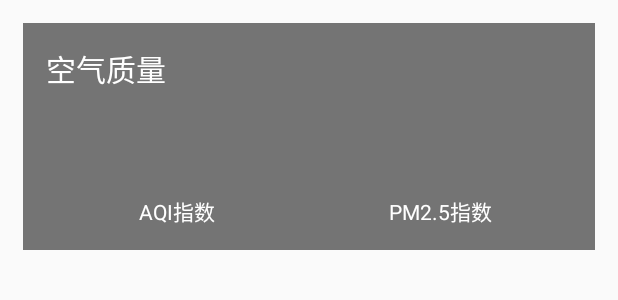
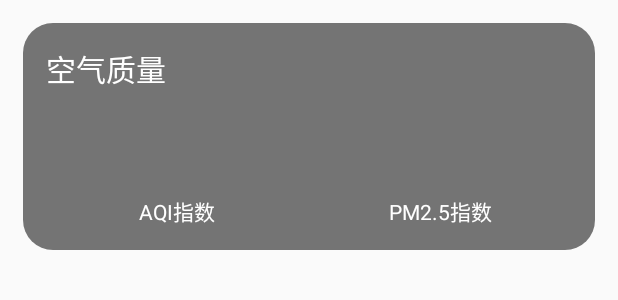
Before and after one commit to Han-qz/HanWeather, an Android app: the layout aqi.xml on its own in the app's theme, with its tools: preview values and no code run, on a phone screen of 412 x 824 dp. Shown: the top 300 px of the screen. Run offline under Robolectric (Android 15) with nearby library versions, the phone set to English and light mode, and no system bars.

Commit message:
3.26 界面

```diff
--- /dev/null
+++ b/app/src/main/res/drawable/text.xml
@@ -0,0 +1,8 @@
+<?xml version="1.0" encoding="utf-8"?>
+<shape xmlns:android="http://schemas.android.com/apk/res/android">
+    <solid android:color="#8000"/>
+    <corners android:topLeftRadius="20dp"
+        android:topRightRadius="20dp"
+        android:bottomRightRadius="20dp"
+        android:bottomLeftRadius="20dp"/>
+</shape>
--- a/app/src/main/res/layout/aqi.xml
+++ b/app/src/main/res/layout/aqi.xml
@@ -5,7 +5,7 @@
     android:layout_width="match_parent"
     android:layout_height="wrap_content"
     android:layout_margin="15dp"
-    android:background="#8000">
+    android:background="@drawable/text">
 
     <TextView
         android:layout_width="wrap_content"
--- a/app/src/main/res/layout/choose_area.xml
+++ b/app/src/main/res/layout/choose_area.xml
@@ -6,6 +6,7 @@
     android:background="@drawable/bg_city">
 
     <RelativeLayout
+
         android:layout_width="match_parent"
         android:layout_height="?attr/actionBarSize"
         >
--- a/app/src/main/res/layout/forecast.xml
+++ b/app/src/main/res/layout/forecast.xml
@@ -5,7 +5,7 @@
     android:layout_width="match_parent"
     android:layout_height="wrap_content"
     android:layout_margin="15dp"
-    android:background="#8000">
+    android:background="@drawable/text">
 
     <TextView
         android:layout_width="wrap_content"
```
Also changed, not shown: app/src/main/java/com/example/hanweather/WeatherAcitvity.java (+7 -0 lines), app/src/main/res/layout/fragment_monitor.xml (+4 -3 lines), app/src/main/res/layout/location.xml (+6 -5 lines), app/src/main/res/layout/now.xml (+6 -3 lines), app/src/main/res/layout/suggestion.xml (+34 -1 lines), app/src/main/res/drawable/p1.png (added), app/src/main/res/drawable/p2.png (added), app/src/main/res/drawable/p3.png (added).
